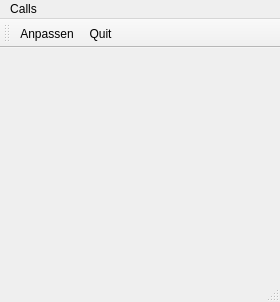
This is GUI/mainwindow.ui in luxc1101/Raspi-USB-Simulator as Qt 5 draws it before an edit. The edited form follows.
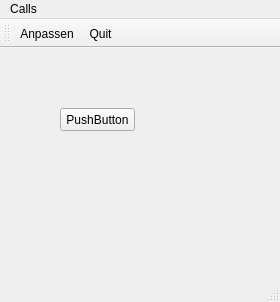
This is the edited form. Icons and pictures are not drawn.

```diff
--- a/GUI/mainwindow.ui
+++ b/GUI/mainwindow.ui
@@ -14,7 +14,19 @@
    <string>USB Simulator</string>
   </property>
   <widget class="QWidget" name="centralWidget">
-   <layout class="QVBoxLayout" name="verticalLayout_2"/>
+   <widget class="QPushButton" name="pushButton">
+    <property name="geometry">
+     <rect>
+      <x>60</x>
+      <y>60</y>
+      <width>75</width>
+      <height>23</height>
+     </rect>
+    </property>
+    <property name="text">
+     <string>PushButton</string>
+    </property>
+   </widget>
   </widget>
   <widget class="QMenuBar" name="menuBar">
    <property name="geometry">
```
